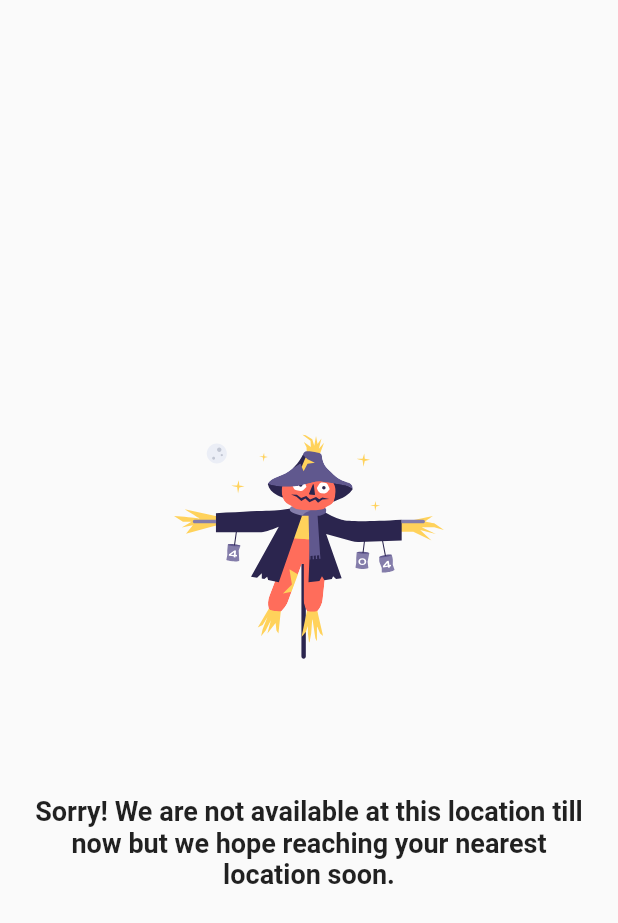
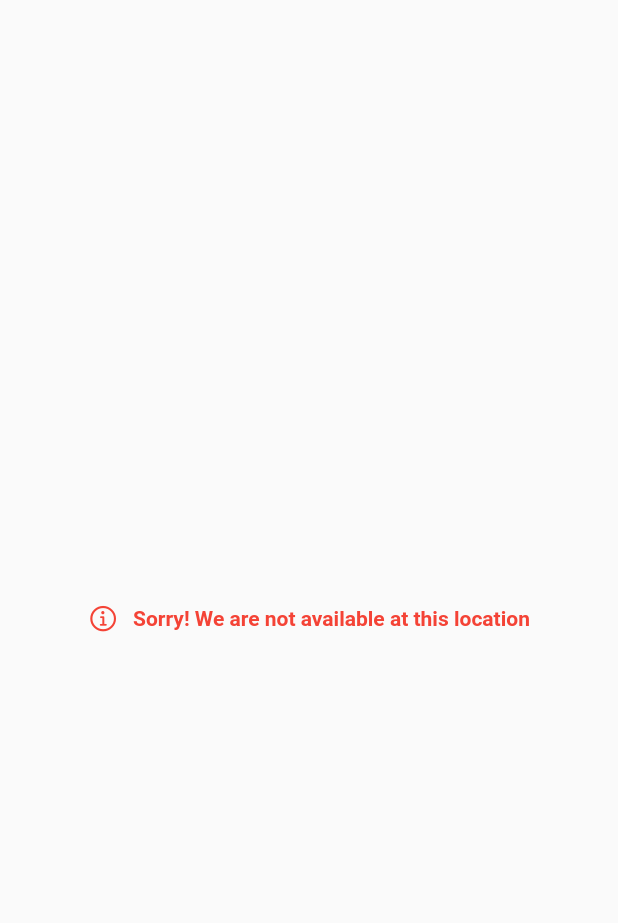
Before and after one commit to AshutoshPatole/ZerosAndOnes, a Flutter app: the NotServiceableLocation widget shown alone on an empty page, opened directly, on a phone screen of 412 x 824 dp. Shown: the top 923 px of the screen. Run offline on Flutter 3.47's test engine with Material 2 defaults, Android fonts, the phone set to English and light mode, and no system bars; our stand-ins replace equatable, firebase_auth, firebase_core, flutter_signin_button, geocoding, geolocator and 6 more; missing offline and left inert: flutter_facebook_auth; accounts and stored records are empty.

Commit message:
Change the entire not serviceable flow

```diff
--- a/lib/views/home_page/home_page_view.dart
+++ b/lib/views/home_page/home_page_view.dart
@@ -30,18 +30,24 @@ class HomePageView extends StatelessWidget {
               builder: (context, snapshot) {
                 return viewModel.serviceableDistance < 0
                     ? const GetLocationCircularProgressIndicator()
-                    : viewModel.isServiceableDistance
-                        ? SingleChildScrollView(
+                    : SingleChildScrollView(
                         physics: const BouncingScrollPhysics(),
                         child: Padding(
-                              padding:
-                                  const EdgeInsets.symmetric(horizontal: 12),
+                          padding: const EdgeInsets.symmetric(horizontal: 12),
                           child: Column(
                             crossAxisAlignment: CrossAxisAlignment.start,
                             children: [
                               HomeHeader(address: viewModel.address),
                               SizedBox(
-                                    height: size.height * 0.05,
+                                height: size.height * 0.01,
+                              ),
+                              viewModel.isServiceableDistance
+                                  ? SizedBox(
+                                      height: size.height * 0.03,
+                                    )
+                                  : const NotServiceableLocation(),
+                              SizedBox(
+                                height: size.height * 0.02,
                               ),
                               GestureDetector(
                                 onTap: () {
@@ -124,8 +130,7 @@ class HomePageView extends StatelessWidget {
                             ],
                           ),
                         ),
-                          )
-                        : const NotServiceableLocation();
+                      );
               },
             ),
           ),
--- a/lib/views/home_page/home_page_view_model.dart
+++ b/lib/views/home_page/home_page_view_model.dart
@@ -44,7 +44,7 @@ class HomePageViewModel extends BaseViewModel {
             serviceableDistance = Geolocator.distanceBetween(
                   locationData.latitude!,
                   locationData.longitude!,
-                  12.7806459999,
+                  20.7806459999,
                   80.2186767,
                 ) /
                 1000;
--- a/lib/widgets/dumb_widgets/not_serviceable_location.dart
+++ b/lib/widgets/dumb_widgets/not_serviceable_location.dart
@@ -1,27 +1,43 @@
+import 'package:flutter/cupertino.dart';
 import 'package:flutter/material.dart';
-import 'package:flutter_svg/svg.dart';
 
 class NotServiceableLocation extends StatelessWidget {
   const NotServiceableLocation({Key? key}) : super(key: key);
 
   @override
   Widget build(BuildContext context) {
+    final size = MediaQuery.of(context).size;
     return Column(
       mainAxisAlignment: MainAxisAlignment.center,
       children: [
-        SvgPicture.asset(
-          'assets/svg/nolocation.svg',
-          height: 300,
-          width: 300,
-        ),
-        const Padding(
-          padding: EdgeInsets.all(16.0),
-          child: Text(
-            "Sorry! We are not available at this location till now but we hope reaching your nearest location soon.",
-            textAlign: TextAlign.center,
-            style: TextStyle(
-              fontSize: 18.0,
-              fontWeight: FontWeight.w600,
+        Padding(
+          padding: const EdgeInsets.symmetric(horizontal: 0, vertical: 32.0),
+          child: Container(
+            width: size.width,
+            height: size.height * 0.04,
+            decoration: BoxDecoration(
+              borderRadius: BorderRadius.circular(10.0),
+            ),
+            child: Row(
+              mainAxisAlignment: MainAxisAlignment.center,
+              children: const [
+                Icon(
+                  CupertinoIcons.info_circle,
+                  size: 20.0,
+                  color: Colors.red,
+                ),
+                SizedBox(
+                  width: 10,
+                ),
+                Text(
+                  "Sorry! We are not available at this location",
+                  style: TextStyle(
+                    fontSize: 14.0,
+                    fontWeight: FontWeight.w600,
+                    color: Colors.red,
+                  ),
+                ),
+              ],
             ),
           ),
         )
```
Lines whose indentation alone changed are shown as unchanged.
